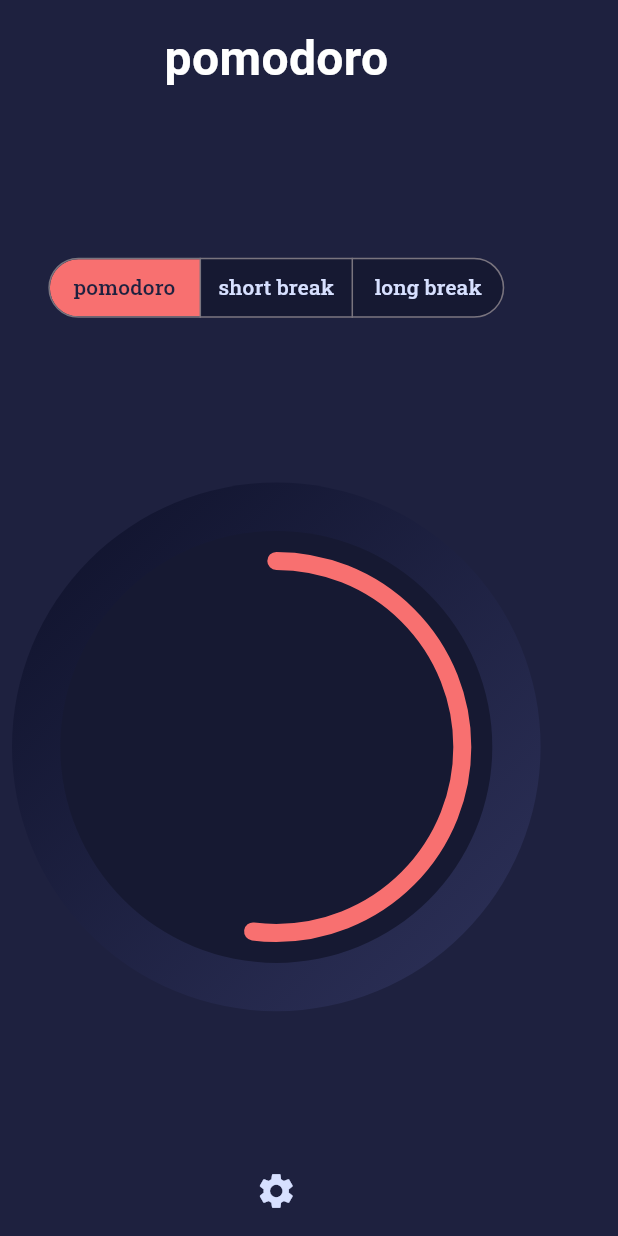
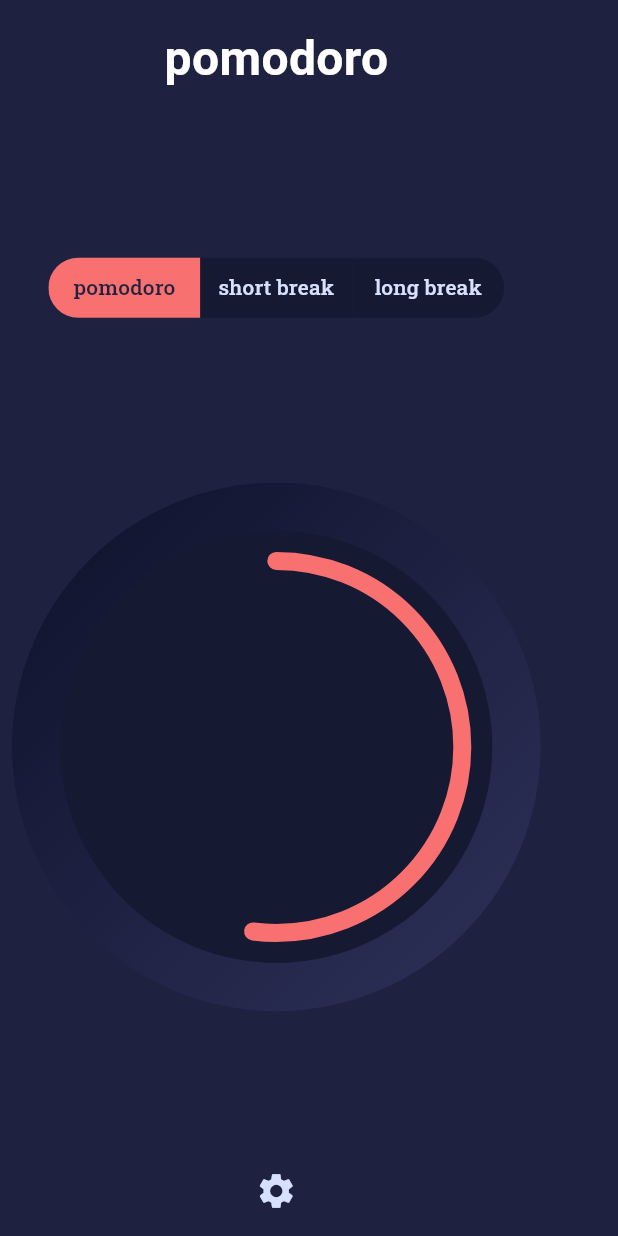
Before and after one commit to asvirts/pomodoro, a Flutter app: the screen it shows after launch, on a phone screen of 412 x 824 dp. Run offline on Flutter 3.47's test engine with Material 3 defaults, Android fonts, the phone set to English and light mode, and no system bars; our stand-ins replace flutter_riverpod, google_fonts.

Commit message:
remove segmented button borders

```diff
--- a/pomodoro/lib/main.dart
+++ b/pomodoro/lib/main.dart
@@ -27,7 +27,6 @@ class MyApp extends ConsumerWidget {
               const EdgeInsets.only(left: 8, top: 16, right: 8, bottom: 16),
           child: Column(
             mainAxisAlignment: MainAxisAlignment.spaceBetween,
-            crossAxisAlignment: CrossAxisAlignment.center,
             children: [
               Text('pomodoro',
                   style: GoogleFonts.kumbhSans(
--- a/pomodoro/lib/widgets/segmented_button.dart
+++ b/pomodoro/lib/widgets/segmented_button.dart
@@ -21,6 +21,7 @@ class _SegmentedButtonWidgetState extends State<SegmentedButtonWidget> {
         foregroundColor: Color.fromRGBO(215, 224, 255, 1),
         selectedForegroundColor: Color.fromRGBO(30, 33, 63, 1),
         selectedBackgroundColor: Color.fromRGBO(248, 112, 112, 1),
+        side: const BorderSide(width: 0, style: BorderStyle.none),
       ),
       segments: const <ButtonSegment<Modes>>[
         ButtonSegment<Modes>(value: Modes.pomodoro, label: Text('pomodoro')),
```
